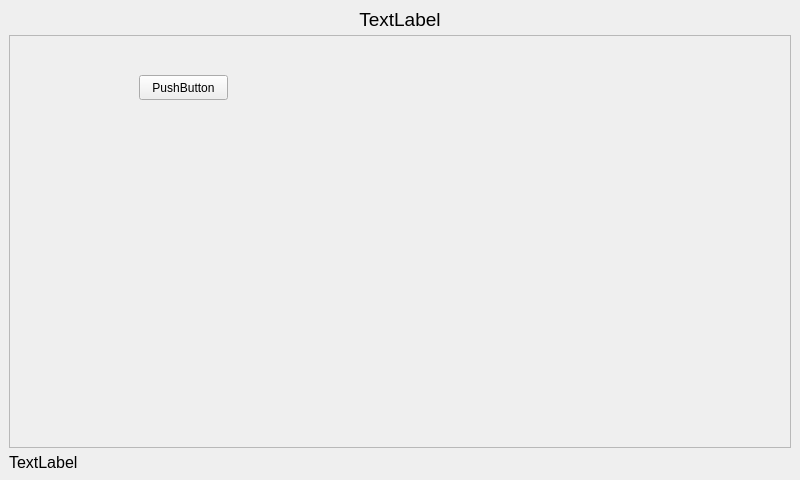
Old version of the form QtClient/QtClimaClient/MainWindow.ui in the repository ciberslavik/climacore.
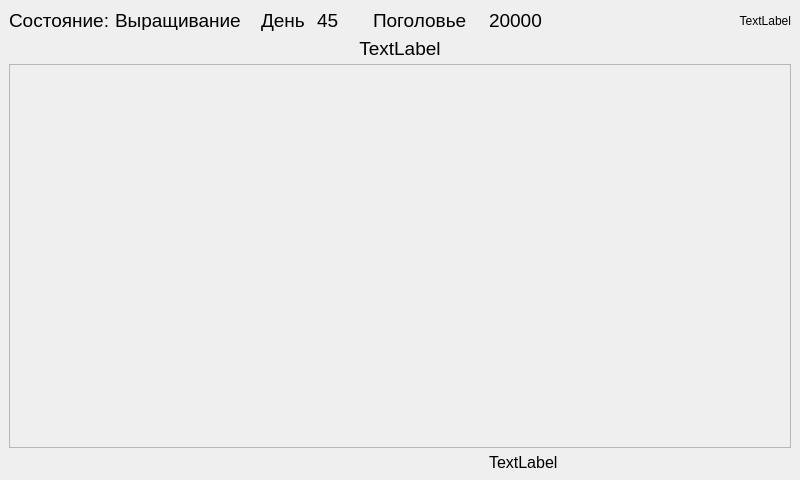
New version of the form.

Patch:
```diff
--- a/QtClient/QtClimaClient/MainWindow.ui
+++ b/QtClient/QtClimaClient/MainWindow.ui
@@ -26,35 +26,144 @@
    <string>MainWindow</string>
   </property>
   <widget class="QWidget" name="centralwidget">
-   <layout class="QVBoxLayout" name="verticalLayout">
-    <item>
-     <widget class="QLabel" name="lblTitle">
+   <layout class="QGridLayout" name="gridLayout">
+    <item row="0" column="4">
+     <widget class="QLabel" name="label_6">
+      <property name="maximumSize">
+       <size>
+        <width>110</width>
+        <height>16777215</height>
+       </size>
+      </property>
+      <property name="font">
+       <font>
+        <pointsize>14</pointsize>
+       </font>
+      </property>
+      <property name="text">
+       <string>Поголовье</string>
+      </property>
+     </widget>
+    </item>
+    <item row="0" column="5">
+     <widget class="QLabel" name="label_4">
+      <property name="font">
+       <font>
+        <pointsize>14</pointsize>
+       </font>
+      </property>
+      <property name="text">
+       <string>20000</string>
+      </property>
+     </widget>
+    </item>
+    <item row="0" column="3">
+     <widget class="QLabel" name="label_5">
+      <property name="maximumSize">
+       <size>
+        <width>50</width>
+        <height>16777215</height>
+       </size>
+      </property>
+      <property name="font">
+       <font>
+        <pointsize>14</pointsize>
+       </font>
+      </property>
+      <property name="text">
+       <string>45</string>
+      </property>
+     </widget>
+    </item>
+    <item row="0" column="0">
+     <widget class="QLabel" name="label">
+      <property name="maximumSize">
+       <size>
+        <width>100</width>
+        <height>20</height>
+       </size>
+      </property>
+      <property name="font">
+       <font>
+        <pointsize>14</pointsize>
+       </font>
+      </property>
+      <property name="text">
+       <string>Состояние:</string>
+      </property>
+     </widget>
+    </item>
+    <item row="0" column="1">
+     <widget class="QLabel" name="label_2">
+      <property name="maximumSize">
+       <size>
+        <width>140</width>
+        <height>20</height>
+       </size>
+      </property>
+      <property name="font">
+       <font>
+        <pointsize>14</pointsize>
+       </font>
+      </property>
+      <property name="text">
+       <string>Выращивание</string>
+      </property>
+     </widget>
+    </item>
+    <item row="0" column="2">
+     <widget class="QLabel" name="label_3">
+      <property name="maximumSize">
+       <size>
+        <width>50</width>
+        <height>16777215</height>
+       </size>
+      </property>
+      <property name="font">
+       <font>
+        <pointsize>14</pointsize>
+       </font>
+      </property>
+      <property name="text">
+       <string>День</string>
+      </property>
+     </widget>
+    </item>
+    <item row="3" column="5">
+     <widget class="QLabel" name="lblStatus">
       <property name="minimumSize">
        <size>
         <width>0</width>
-        <height>20</height>
+        <height>15</height>
        </size>
       </property>
       <property name="maximumSize">
        <size>
         <width>16777215</width>
-        <height>20</height>
+        <height>17</height>
        </size>
       </property>
       <property name="font">
        <font>
-        <pointsize>14</pointsize>
+        <pointsize>12</pointsize>
        </font>
       </property>
+      <property name="text">
+       <string>TextLabel</string>
+      </property>
+     </widget>
+    </item>
+    <item row="0" column="6">
+     <widget class="QLabel" name="lblClock">
       <property name="text">
        <string>TextLabel</string>
       </property>
       <property name="alignment">
-       <set>Qt::AlignCenter</set>
+       <set>Qt::AlignRight|Qt::AlignTrailing|Qt::AlignVCenter</set>
       </property>
      </widget>
     </item>
-    <item>
+    <item row="2" column="0" colspan="7">
      <widget class="QFrame" name="mainFrame">
       <property name="frameShape">
        <enum>QFrame::StyledPanel</enum>
@@ -62,43 +171,33 @@
       <property name="frameShadow">
        <enum>QFrame::Raised</enum>
       </property>
-      <widget class="QPushButton" name="pushButton">
-       <property name="geometry">
-        <rect>
-         <x>130</x>
-         <y>40</y>
-         <width>89</width>
-         <height>25</height>
-        </rect>
-       </property>
-       <property name="text">
-        <string>PushButton</string>
-       </property>
-      </widget>
      </widget>
     </item>
-    <item>
-     <widget class="QLabel" name="lblStatus">
+    <item row="1" column="0" colspan="7">
+     <widget class="QLabel" name="lblTitle">
       <property name="minimumSize">
        <size>
         <width>0</width>
-        <height>15</height>
+        <height>20</height>
        </size>
       </property>
       <property name="maximumSize">
        <size>
         <width>16777215</width>
-        <height>17</height>
+        <height>20</height>
        </size>
       </property>
       <property name="font">
        <font>
-        <pointsize>12</pointsize>
+        <pointsize>14</pointsize>
        </font>
       </property>
       <property name="text">
        <string>TextLabel</string>
       </property>
+      <property name="alignment">
+       <set>Qt::AlignCenter</set>
+      </property>
      </widget>
     </item>
    </layout>
```
